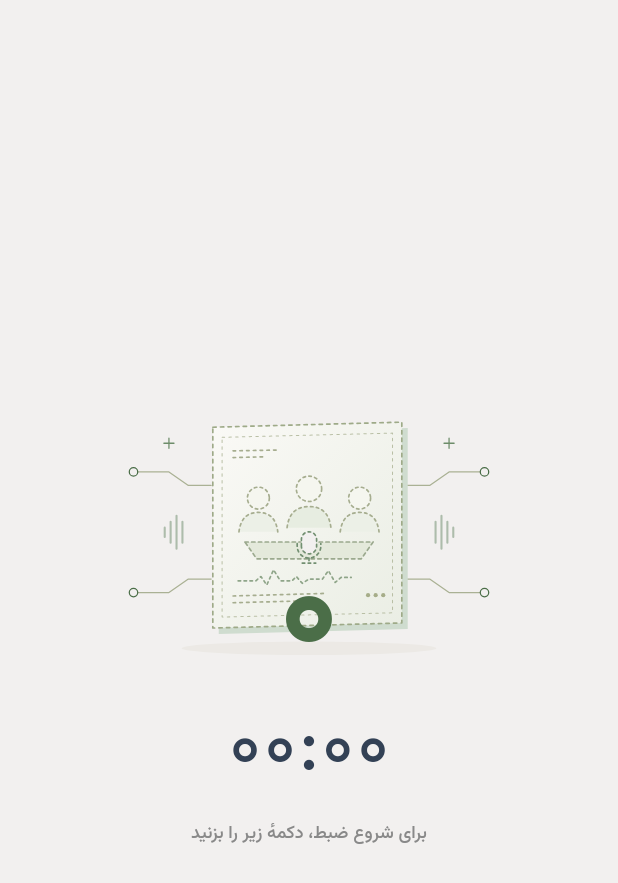
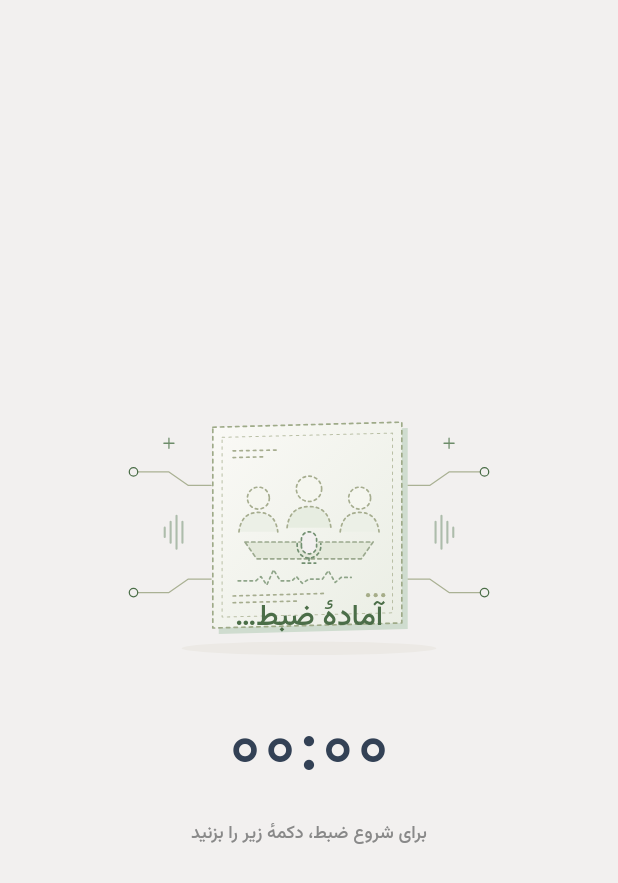
Before and after one commit to aminazadi/sedasanj, a Flutter app: the _RecordingPreview widget shown alone on an empty page, opened directly with empty values, on a phone screen of 412 x 824 dp. Shown: the top 883 px of the screen. Run offline on Flutter 3.47's test engine with Material 3 defaults, Android fonts, the phone set to English and light mode, and no system bars; our stand-ins replace connectivity_plus, dio, file_picker, flutter_riverpod, flutter_secure_storage, flutter_svg and 7 more; missing offline and left inert: disk_space_plus, flutter_foreground_task, mobile_scanner, record, sherpa_onnx; accounts and stored records are empty.

Commit message:
Shorten the Jalase-Negar final cue and show a readiness message
Use an 800 ms tone with a soft release. Show the centered status during playback, then hand off to microphone startup after the player closes.

```diff
--- a/jalase-negar/lib/features/recording/presentation/recording_screen.dart
+++ b/jalase-negar/lib/features/recording/presentation/recording_screen.dart
@@ -91,13 +91,14 @@ class _RecordingScreenState extends ConsumerState<RecordingScreen> {
   }
 
   Future<void> _openMicrophone(RecordingStartSound sound) async {
-    setState(() => _secondsRemaining = null);
+    setState(() => _secondsRemaining = 0);
     await sound.playFinal();
     await sound.close();
     if (!mounted || !identical(_startSound, sound)) return;
 
     setState(() {
       _startSound = null;
+      _secondsRemaining = null;
       _openingMicrophone = true;
     });
     try {
@@ -302,7 +303,18 @@ class _RecordingPreview extends StatelessWidget {
         fit: StackFit.expand,
         children: [
           _buildIllustration(context),
-          if (secondsRemaining case final seconds?)
+          if (secondsRemaining == 0)
+            Center(
+              child: Semantics(
+                liveRegion: true,
+                child: Text(
+                  'آمادهٔ ضبط…',
+                  textAlign: TextAlign.center,
+                  style: Theme.of(context).textTheme.headlineSmall,
+                ),
+              ),
+            )
+          else if (secondsRemaining case final seconds?)
             Center(child: _CountdownNumber(seconds: seconds)),
         ],
       ),
```
Also changed, not shown: 4 other files.
